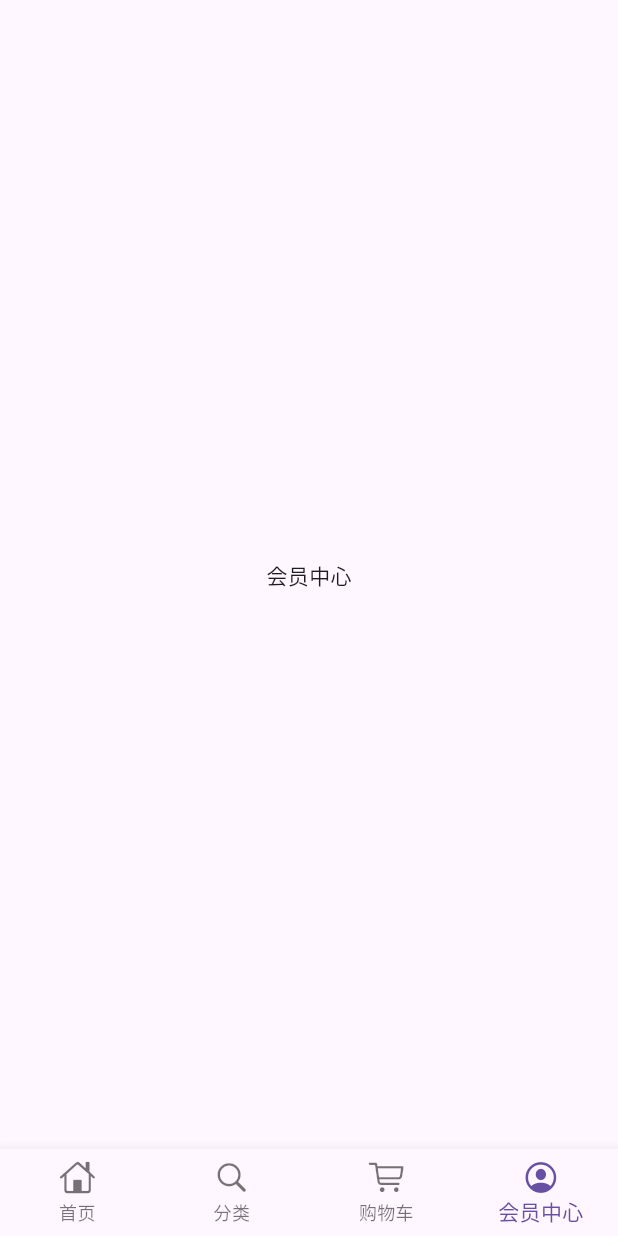
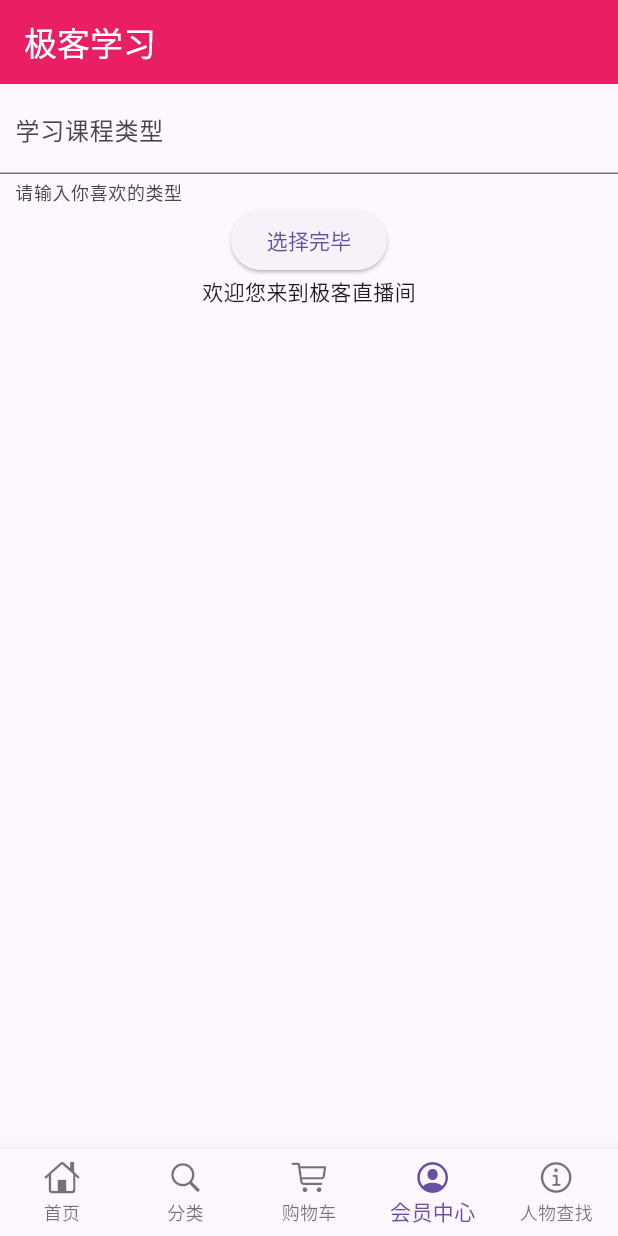
Before and after one commit to XieHenry/flutter_shop, a Flutter app: the screen it shows after launch, item 4 of the bottom bar chosen, on a phone screen of 412 x 824 dp. Run offline on Flutter 3.47's test engine with Material 3 defaults, Android fonts, the phone set to English and light mode, and no system bars; our stand-ins replace dio.

Commit message:
伪造请求 修改 请求方式

```diff
--- a/lib/pages/index_page.dart
+++ b/lib/pages/index_page.dart
@@ -4,7 +4,8 @@ import 'home_page.dart';
 import 'category_page.dart';
 import 'member_page.dart';
 import 'cart_page.dart';
-
+import 'people_search.dart';
+import 'weizao_headerhttp.dart';
 
 
 class IndexPage extends StatefulWidget {
@@ -31,16 +32,22 @@ class _IndexPageState extends State<IndexPage> {
     const BottomNavigationBarItem(
         icon: Icon(CupertinoIcons.profile_circled),
         label: "会员中心"
-    )
+    ),
+    const BottomNavigationBarItem(
+        icon: Icon(CupertinoIcons.info),
+        label: "人物查找"
+    ),
   ];
 
 
   List<Widget> get tabBodies =>
       [
-        HomePage(),
-        CategoryPage(),
-        CartPage(),
-        MemberPage()
+        const HomePage(),
+        const CategoryPage(),
+        const CartPage(),
+        // const MemberPage(),
+        PeopleSearch(),
+        const WeizaoHttpPage()
       ];
 
 
--- /dev/null
+++ b/lib/pages/people_search.dart
@@ -0,0 +1,84 @@
+import 'package:flutter/material.dart';
+import 'package:dio/dio.dart';
+
+class PeopleSearch extends StatefulWidget {
+  @override
+  _HomePageState createState() => _HomePageState();
+}
+
+class _HomePageState extends State<PeopleSearch> {
+  TextEditingController typeController = TextEditingController();
+  String showText = "欢迎您来到极客直播间";
+
+  @override
+  Widget build(BuildContext context) {
+    return Container(
+      child: Scaffold(
+        appBar: AppBar(title: const Text("极客学习")),
+        //如果越界，可以放入body:SingChildScrollView中进行解决
+        body: Container(
+          child: Column(
+            children: <Widget>[
+              TextField(
+                controller: typeController,
+                decoration: const InputDecoration(
+                  contentPadding: EdgeInsets.all(10.0),
+                  labelText: "学习课程类型",
+                  helperText: "请输入你喜欢的类型",
+                ),
+                autofocus: false,
+              ),
+              ElevatedButton(
+                onPressed: _choiceAction,
+                child: const Text("选择完毕"),
+              ),
+              Text(
+                showText,
+                overflow: TextOverflow.clip,
+                maxLines: null,
+
+              ),
+            ],
+          ),
+        ),
+      ),
+    );
+  }
+
+
+
+  void _choiceAction(){
+    print("开始选择你喜欢的类型");
+    if(typeController.text.toString() == "") {
+      showDialog(context: context, builder: (context)=>const AlertDialog(title: Text("类型不能为空")));
+    } else {
+      getHttp(typeController.text.toString()).then((val){
+        setState(() {
+          showText = val.toString();
+        });
+      });
+    }
+  }
+
+
+
+
+
+  Future getHttp(String Typetext) async {
+    try {
+      Response response;
+      final dio = Dio();
+
+      var data = {"wd":Typetext};
+      //暂时没找到合适的网站地址，视频地址出错了
+      response = await dio.get("https://www.baidu.com/sugrec?pre=1&p=3&ie=utf-8&json=1&prod=pc&from=pc_web",
+          queryParameters: data
+      );
+
+      return response.data;
+    } catch(e){
+      return print(e);
+    }
+  }
+
+}
```
Also changed, not shown: lib/config/httpheaders.dart (added, +16 -0 lines), lib/pages/home_page.dart (+4 -70 lines), lib/pages/weizao_headerhttp.dart (added, +57 -0 lines).
